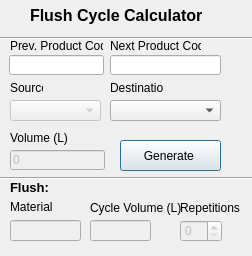
The window that flushtool_interface.ui (johnsaigle/flush-matrix) describes before a commit, drawn with Qt 5.
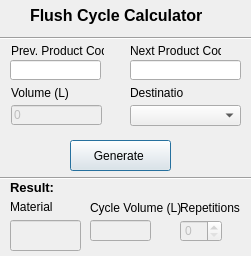
The same window after the commit.

Commit message:
Correct errors in viscosity & demulse calculations
Modify the total volume formula in viscosity calculations to the proper
value. Fix the logic for detecting demulse. Remove the unused source
element from the GUI. Expand GUI flush_material field. Add a special
dialog for when the flush is equal to 0.

```diff
--- a/flushtool_interface.ui
+++ b/flushtool_interface.ui
@@ -6,7 +6,7 @@
    <rect>
     <x>0</x>
     <y>0</y>
-    <width>252</width>
+    <width>251</width>
     <height>256</height>
    </rect>
   </property>
@@ -16,8 +16,8 @@
   <widget class="QLabel" name="label">
    <property name="geometry">
     <rect>
-     <x>10</x>
-     <y>38</y>
+     <x>11</x>
+     <y>43</y>
      <width>93</width>
      <height>16</height>
     </rect>
@@ -29,8 +29,8 @@
   <widget class="QLabel" name="label_2">
    <property name="geometry">
     <rect>
-     <x>110</x>
-     <y>38</y>
+     <x>130</x>
+     <y>43</y>
      <width>91</width>
      <height>16</height>
     </rect>
@@ -39,24 +39,11 @@
     <string>Next Product Code</string>
    </property>
   </widget>
-  <widget class="QLabel" name="label_3">
-   <property name="geometry">
-    <rect>
-     <x>10</x>
-     <y>80</y>
-     <width>33</width>
-     <height>16</height>
-    </rect>
-   </property>
-   <property name="text">
-    <string>Source</string>
-   </property>
-  </widget>
   <widget class="QLabel" name="label_4">
    <property name="geometry">
     <rect>
-     <x>110</x>
-     <y>80</y>
+     <x>130</x>
+     <y>85</y>
      <width>54</width>
      <height>16</height>
     </rect>
@@ -65,24 +52,11 @@
     <string>Destination</string>
    </property>
   </widget>
-  <widget class="QComboBox" name="combo_source">
-   <property name="enabled">
-    <bool>false</bool>
-   </property>
-   <property name="geometry">
-    <rect>
-     <x>10</x>
-     <y>100</y>
-     <width>91</width>
-     <height>21</height>
-    </rect>
-   </property>
-  </widget>
   <widget class="QComboBox" name="combo_destination">
    <property name="geometry">
     <rect>
-     <x>110</x>
-     <y>100</y>
+     <x>130</x>
+     <y>105</y>
      <width>111</width>
      <height>21</height>
     </rect>
@@ -100,7 +74,7 @@
   <widget class="QPushButton" name="button_generate">
    <property name="geometry">
     <rect>
-     <x>120</x>
+     <x>70</x>
      <y>140</y>
      <width>101</width>
      <height>31</height>
@@ -116,9 +90,9 @@
    </property>
    <property name="geometry">
     <rect>
-     <x>10</x>
-     <y>150</y>
-     <width>95</width>
+     <x>11</x>
+     <y>105</y>
+     <width>91</width>
      <height>20</height>
     </rect>
    </property>
@@ -129,9 +103,9 @@
   <widget class="QLineEdit" name="linetext_prev">
    <property name="geometry">
     <rect>
-     <x>9</x>
-     <y>55</y>
-     <width>95</width>
+     <x>10</x>
+     <y>60</y>
+     <width>91</width>
      <height>20</height>
     </rect>
    </property>
@@ -139,8 +113,8 @@
   <widget class="QLineEdit" name="linetext_next">
    <property name="geometry">
     <rect>
-     <x>110</x>
-     <y>55</y>
+     <x>130</x>
+     <y>60</y>
      <width>111</width>
      <height>20</height>
     </rect>
@@ -149,8 +123,8 @@
   <widget class="QLabel" name="label_volume">
    <property name="geometry">
     <rect>
-     <x>10</x>
-     <y>130</y>
+     <x>11</x>
+     <y>85</y>
      <width>91</width>
      <height>16</height>
     </rect>
@@ -182,7 +156,7 @@
     </rect>
    </property>
    <property name="text">
-    <string>&lt;html&gt;&lt;head/&gt;&lt;body&gt;&lt;p&gt;&lt;span style=&quot; font-size:10pt; font-weight:600; text-decoration: underline;&quot;&gt;Flush:&lt;/span&gt;&lt;/p&gt;&lt;/body&gt;&lt;/html&gt;</string>
+    <string>&lt;html&gt;&lt;head/&gt;&lt;body&gt;&lt;p&gt;&lt;span style=&quot; font-size:10pt; font-weight:600; text-decoration: underline;&quot;&gt;Result:&lt;/span&gt;&lt;/p&gt;&lt;/body&gt;&lt;/html&gt;</string>
    </property>
   </widget>
   <widget class="Line" name="line">
@@ -300,7 +274,7 @@
      <x>10</x>
      <y>220</y>
      <width>71</width>
-     <height>21</height>
+     <height>31</height>
     </rect>
    </property>
    <property name="layoutDirection">
```
The commit also changes 2 other files.
